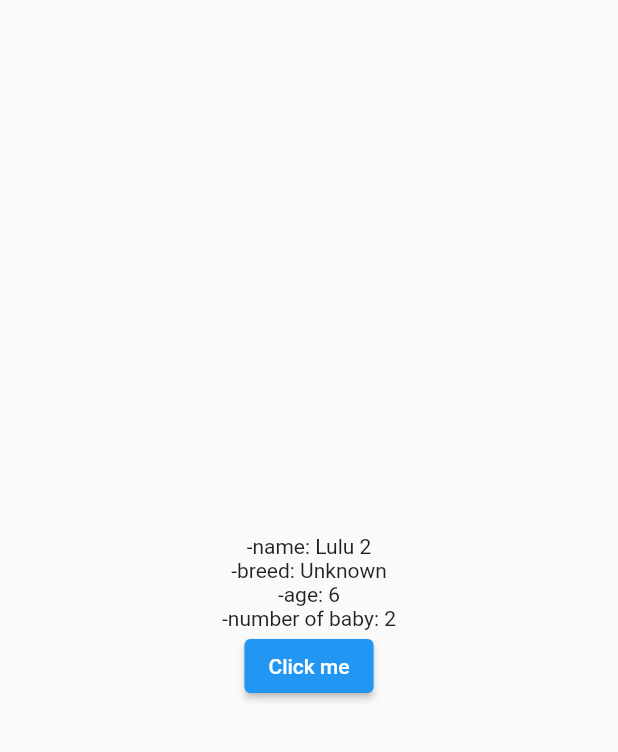
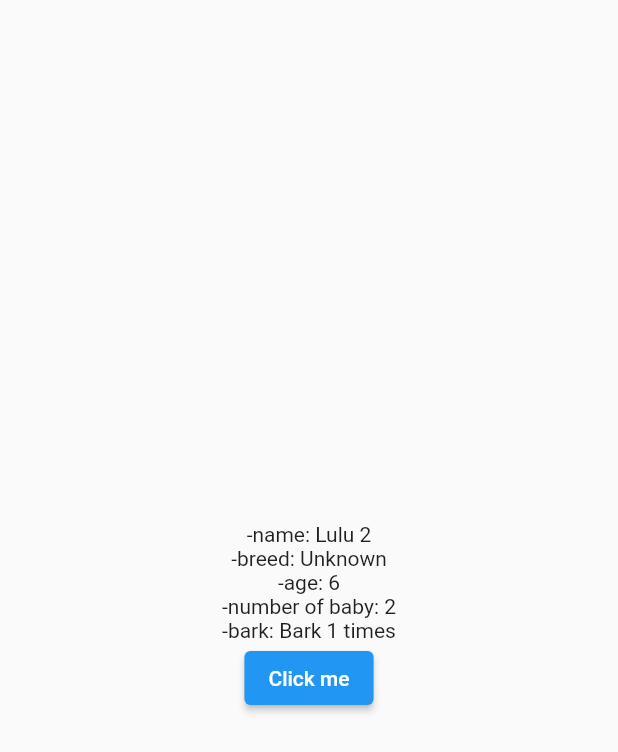
Before and after one commit to sophart/flutter_provider, a Flutter app: the screen it shows after launch, after a tap on "Click me", on a phone screen of 412 x 824 dp. Shown: the top 752 px of the screen. Run offline on Flutter 3.47's test engine with Material 2 defaults, Android fonts, the phone set to English and light mode, and no system bars.

Commit message:
Implement Stream Provider

```diff
--- a/lib/main.dart
+++ b/lib/main.dart
@@ -26,7 +26,15 @@ class ProviderDemoApp extends StatelessWidget {
               final babies = Baby(age: dogAge).getBabies();
               return babies;
             },
-            initialData: 0)
+            initialData: 0),
+        StreamProvider<String>(
+            create: (context) {
+              final int dogAge = context.read<Dog>().age;
+              final babies = Baby(age: dogAge * 2);
+
+              return babies.bark();
+            },
+            initialData: "Bark 0 time")
       ],
       child: MaterialApp(
         debugShowCheckedModeBanner: false,
@@ -79,6 +87,7 @@ class Age extends StatelessWidget {
       children: [
         Text("-age: ${context.watch<Dog>().age}"),
         Text("-number of baby: ${context.watch<int>()}"),
+        Text("-bark: ${context.watch<String>()}"),
         // Text("-age: ${context.select<Dog, int>((Dog dog) => dog.age)}"),
         ElevatedButton(
             onPressed: () => context.read<Dog>().grow(),
--- a/lib/models/baby.dart
+++ b/lib/models/baby.dart
@@ -14,4 +14,11 @@ class Baby {
       return 2;
     }
   }
+
+  Stream<String> bark() async* {
+    for (int i = 1; i < age; i++) {
+      await Future.delayed(Duration(seconds: 5));
+      yield "Bark $i times";
+    }
+  }
 }
```
